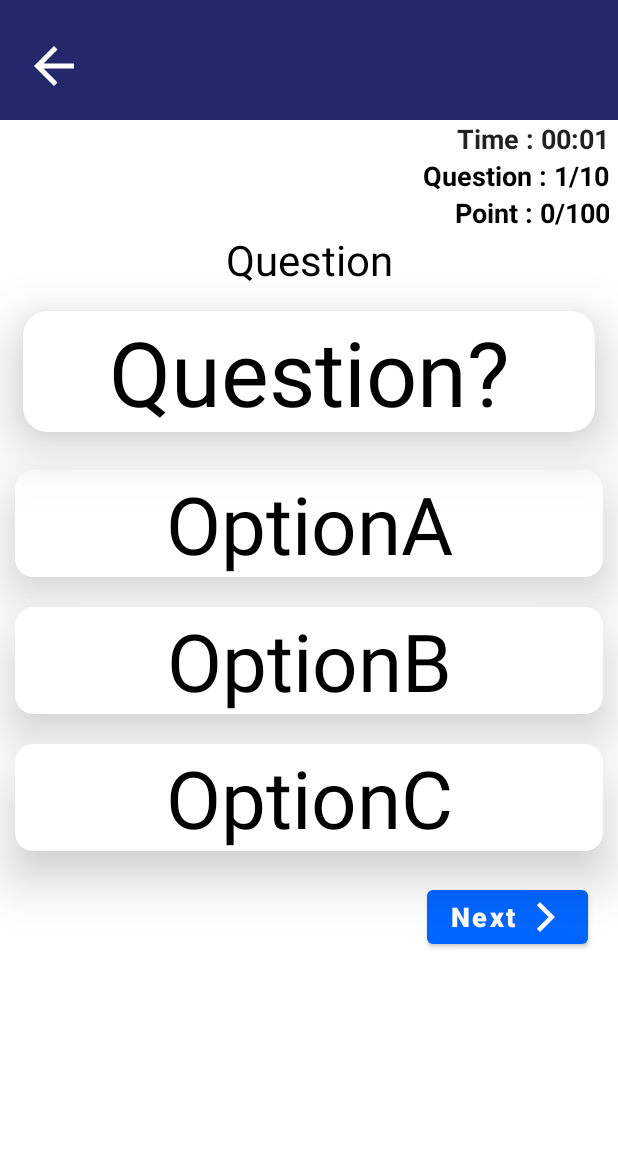
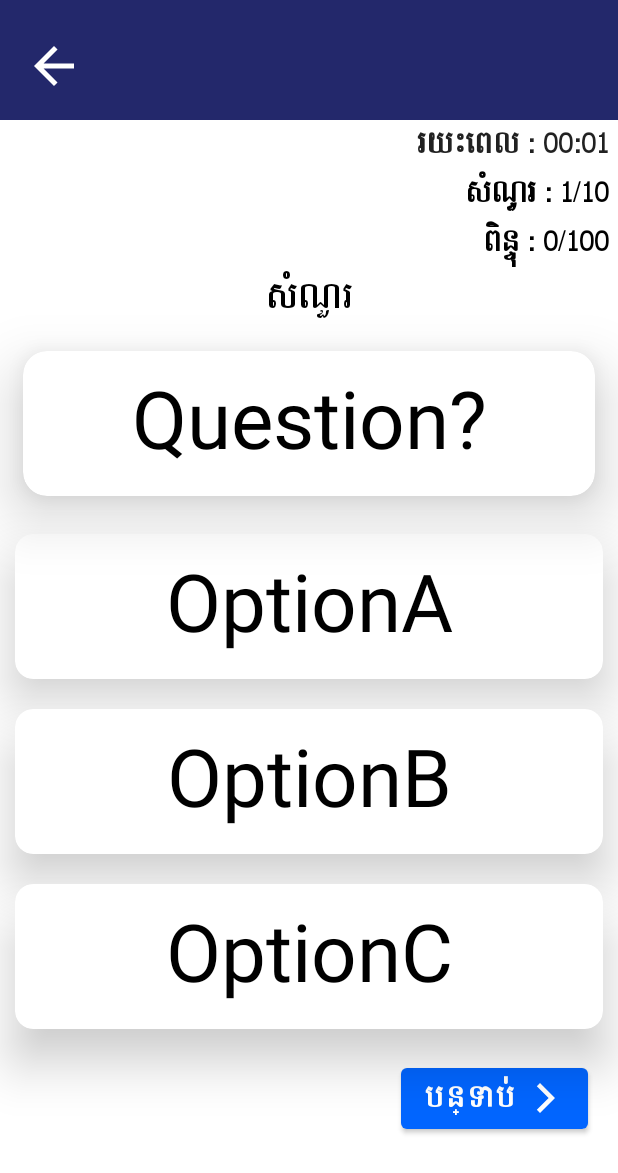
Before and after one commit to Dara-G6/Quiz-APP, an Android app: the PlayGameActivity screen opened directly, with no data from a screen before it, on a phone screen of 412 x 824 dp. Shown: the top 1173 px of the screen. Run offline under Robolectric (Android 15) with nearby library versions, the phone set to English and light mode, and no system bars; our stand-ins replace Firebase (no records; nobody signed in at launch, a user with empty details on screens opened directly); 12 statements that could not run were skipped.

Commit message:
Merge remote-tracking branch 'origin/master'

```diff
--- a/app/src/main/java/com/example/quizapp/PlayGameActivity.kt
+++ b/app/src/main/java/com/example/quizapp/PlayGameActivity.kt
@@ -124,6 +124,7 @@ class PlayGameActivity : AppCompatActivity() {
             var s = ScienceQuestion()
             index=r.nextInt(s.getAllQuestions().size-10)
             ListQuestion = s.getAllQuestions()
+            binding.TextQuestion.textSize= 22F
         }else{
             var g = GeneralQuestion()
             ListQuestion = g.getAllQuestions()
@@ -154,7 +155,7 @@ class PlayGameActivity : AppCompatActivity() {
             }
             AfterClick()
         }
-        binding.TextCountPoint.setText("Point :$Newpoint/100")
+        binding.TextCountPoint.setText("ពិន្ទុ :$Newpoint/100")
     }
 
     //set question to text view
@@ -162,7 +163,7 @@ class PlayGameActivity : AppCompatActivity() {
         var random = r.nextInt(6)
 
          Log.d("Random ",random.toString())
-         binding.TextCountQuestion.setText("Question : ${count+1}/10")
+         binding.TextCountQuestion.setText("សំណួរ : ${count+1}/10")
          binding.TextQuestion.setText( currentQuestion.Question)
          if (random==0){
              //C B A
@@ -230,10 +231,10 @@ class PlayGameActivity : AppCompatActivity() {
         }
 
         var TextScore = dialog.findViewById<TextView>(R.id.TextScore)
-        TextScore.setText("Score : $Newpoint/100")
+        TextScore.setText("ពិន្ទុ : $Newpoint/100")
 
         var TextTime = dialog.findViewById<TextView>(R.id.TextTime)
-        TextTime.setText("Time completed : ${(NewTime/1000).toDouble()}sec")
+        TextTime.setText("រយះពេលបញ្ចប់ : ${(NewTime/1000).toDouble()}sec")
 
         dialog.show()
 
@@ -282,7 +283,7 @@ class PlayGameActivity : AppCompatActivity() {
         TimePause=0
         NewTime=0
         Newpoint=0
-        binding.TextCountPoint.setText("Point : $Newpoint/100")
+        binding.TextCountPoint.setText("ពិន្ទុ : $Newpoint/100")
         getQuestion()
         currentQuestion = ListQuestion.get(index)
         ShowQuestion()
@@ -317,7 +318,7 @@ class PlayGameActivity : AppCompatActivity() {
 
     //Start Count Time
     private fun StartCountTime(){
-        binding.TextTime.format="Time : %s"
+        binding.TextTime.format="រយះពេល : %s"
         binding.TextTime.base = SystemClock.elapsedRealtime()-TimePause
         binding.TextTime.start()
     }
--- a/app/src/main/java/com/example/quizapp/adapter/AdaperRank.kt
+++ b/app/src/main/java/com/example/quizapp/adapter/AdaperRank.kt
@@ -21,7 +21,6 @@ class AdaperRank(context: Context, resource: Int, objects:ArrayList<Rank>) :
 
     val List:ArrayList<Rank> = objects
     val C= context
-
     val auth = FirebaseAuth.getInstance()
 
     @SuppressLint("ResourceAsColor")
@@ -41,7 +40,7 @@ class AdaperRank(context: Context, resource: Int, objects:ArrayList<Rank>) :
         TextPoint.setText(List.get(position).Point.toString())
 
         val TextTime = RankView.findViewById<TextView>(R.id.TextTime)
-        TextTime.setText(List.get(position).Time)
+        TextTime.setText(List.get(position).Time.toString())
 
 
         //Image
--- a/app/src/main/java/com/example/quizapp/adapter/Rank.kt
+++ b/app/src/main/java/com/example/quizapp/adapter/Rank.kt
@@ -1,6 +1,6 @@
 package com.example.quizapp.adapter
 
-class Rank(ID:String,Name:String,Path:String,Point:Long,Time:String) {
+class Rank(ID:String,Name:String,Path:String,Point:Long,Time:Double) {
     val  ID= ID
     val Name = Name
     val Path = Path
--- a/app/src/main/java/com/example/quizapp/fragment/RankFragment.kt
+++ b/app/src/main/java/com/example/quizapp/fragment/RankFragment.kt
@@ -79,7 +79,7 @@ class RankFragment : Fragment() {
                             Name,
                             Path,
                             Point.toLong(),
-                            Time.toString()
+                            Time
                         )
                     )
                     }
@@ -124,7 +124,7 @@ class RankFragment : Fragment() {
                                 Name,
                                 Path,
                                 Point.toLong(),
-                                Time.toString()
+                                Time
                             )
                         )
                     }
@@ -168,7 +168,7 @@ class RankFragment : Fragment() {
                                 Name,
                                 Path,
                                 Point.toLong(),
-                                Time.toString()
+                                Time
                             )
                         )
                     }
--- a/app/src/main/res/layout/activity_play_game.xml
+++ b/app/src/main/res/layout/activity_play_game.xml
@@ -42,6 +42,7 @@
             android:layout_height="wrap_content"
             android:textStyle="bold"
             android:textSize="18dp"
+            android:fontFamily="@font/odormeanchey"
             android:textAlignment="textEnd"
             android:layout_marginRight="6dp"
             android:id="@+id/TextTime"/>
@@ -51,7 +52,8 @@
             android:textSize="18dp"
             android:layout_marginRight="6dp"
             android:id="@+id/TextCountQuestion"
-            android:text="Question : 0/10"
+            android:text="សំណួរ 0/10"
+            android:fontFamily="@font/odormeanchey"
             android:textAlignment="textEnd"
             android:textColor="@color/black"
             android:textStyle="bold"
@@ -61,7 +63,8 @@
             android:textSize="18dp"
             android:layout_marginRight="6dp"
             android:id="@+id/TextCountPoint"
-            android:text="Point : 0/100"
+            android:text="ពិន្ទុ : 0/100"
+            android:fontFamily="@font/odormeanchey"
             android:textAlignment="textEnd"
             android:textColor="@color/black"
             android:textStyle="bold"
@@ -70,10 +73,11 @@
         <TextView
             android:layout_width="match_parent"
             android:layout_height="wrap_content"
-            android:textSize="28dp"
+            android:textSize="22dp"
+            android:fontFamily="@font/odormeanchey"
             android:textColor="@color/black"
             android:textAlignment="center"
-            android:text="Question"/>
+            android:text="សំណួរ"/>
 
         <androidx.cardview.widget.CardView
             android:layout_width="match_parent"
@@ -82,10 +86,11 @@
             app:cardElevation="24dp"
             android:layout_height="wrap_content">
             <TextView
+                android:fontFamily="@font/odormeanchey"
                 android:layout_width="match_parent"
                 android:layout_height="wrap_content"
                 android:textColor="@color/black"
-                android:textSize="90px"
+                android:textSize="80px"
                 android:id="@+id/TextQuestion"
                 android:textAlignment="center"
                 android:text="Question?"/>
@@ -103,6 +108,8 @@
                 android:layout_height="wrap_content"
                 android:textColor="@color/black"
                 android:textSize="80px"
+                android:fontFamily="@font/odormeanchey"
+
                 android:id="@+id/TextOptionA"
                 android:textAlignment="center"
                 android:text="OptionA"/>
@@ -119,6 +126,7 @@
                 android:layout_height="wrap_content"
                 android:textColor="@color/black"
                 android:textSize="80px"
+                android:fontFamily="@font/odormeanchey"
                 android:id="@+id/TextOptionB"
                 android:textAlignment="center"
                 android:text="OptionB"/>
@@ -135,6 +143,7 @@
                 android:layout_height="wrap_content"
                 android:textColor="@color/black"
                 android:textSize="80px"
+                android:fontFamily="@font/odormeanchey"
                 android:id="@+id/TextOptionC"
                 android:textAlignment="center"
                 android:text="OptionC"/>
@@ -147,7 +156,8 @@
             android:layout_marginRight="20dp"
             android:layout_height="wrap_content"
             android:id="@+id/BtnNext"
-            android:text="@string/next"
+            android:text="បន្ទាប់"
+            android:fontFamily="@font/odormeanchey"
             android:textStyle="bold"
             android:textAllCaps="false"
             android:textSize="18dp"
--- a/app/src/main/res/layout/dialog_incorrect.xml
+++ b/app/src/main/res/layout/dialog_incorrect.xml
@@ -11,6 +11,7 @@
         android:textStyle="bold"
         android:textSize="24dp"
         android:id="@+id/TextHeader"
+        android:fontFamily="@font/odormeanchey"
         android:text="@string/text_incorrect"
         android:textColor="@color/white"
         android:background="@color/blue"/>
@@ -27,6 +28,7 @@
         android:textAlignment="center"
         android:textColor="@color/black"
         android:textSize="24dp"
+        android:fontFamily="@font/odormeanchey"
         android:layout_height="wrap_content"
         android:text="@string/text_correct"/>
 
@@ -35,6 +37,7 @@
         android:textAlignment="center"
         android:textColor="@color/black"
         android:textSize="20dp"
+        android:fontFamily="@font/odormeanchey"
         android:id="@+id/TextAnswer"
         android:layout_height="wrap_content"
        />
@@ -50,7 +53,8 @@
             android:layout_height="wrap_content"
             android:layout_gravity="center_horizontal"
             android:id="@+id/BtnOk"
-            android:text="@string/ok"
+            android:text="យល់ព្រម"
+            android:fontFamily="@font/odormeanchey"
             style="@style/Widget.AppCompat.Button.Borderless"
             android:textSize="20dp"
             android:drawableRight="@drawable/arrow_right_white"
--- a/app/src/main/res/layout/toast_success.xml
+++ b/app/src/main/res/layout/toast_success.xml
@@ -23,6 +23,7 @@
             android:textAlignment="center"
             android:gravity="center_vertical"
             android:text="Success"
+            android:fontFamily="@font/odormeanchey"
             android:textSize="12dp"
             android:id="@+id/Text"
             android:textStyle="bold"
--- a/app/src/main/res/values/strings.xml
+++ b/app/src/main/res/values/strings.xml
@@ -39,8 +39,8 @@
     <string name="no">NO</string>
     <string name="yes">Yes</string>
     <string name="do_you_want_to_delete_your_account">Do you want to Delete your account?</string>
-    <string name="text_incorrect">ចម្លើយមិនត្រឹមត្រូវទេ</string>
-    <string name="text_correct">ចម្លើយដែលត្រឹមត្រូវ:</string>
+    <string name="text_incorrect">ចម្លើយមិនត្រឺមត្រូវ:</string>
+    <string name="text_correct">ចម្លើយដែលត្រឺមត្រូវ:</string>
     <string name="ok">OK</string>
     <string name="do_you_want_to_quite_the_game">Do you want to quite the game?</string>
     <string name="restart_game">Restart Game</string>
```
Also changed, not shown: app/src/main/res/layout/dialog_pause.xml (+11 -7 lines), app/src/main/res/layout/dialog_result.xml (+19 -12 lines), app/src/main/res/font/odormeanchey.ttf (added).
